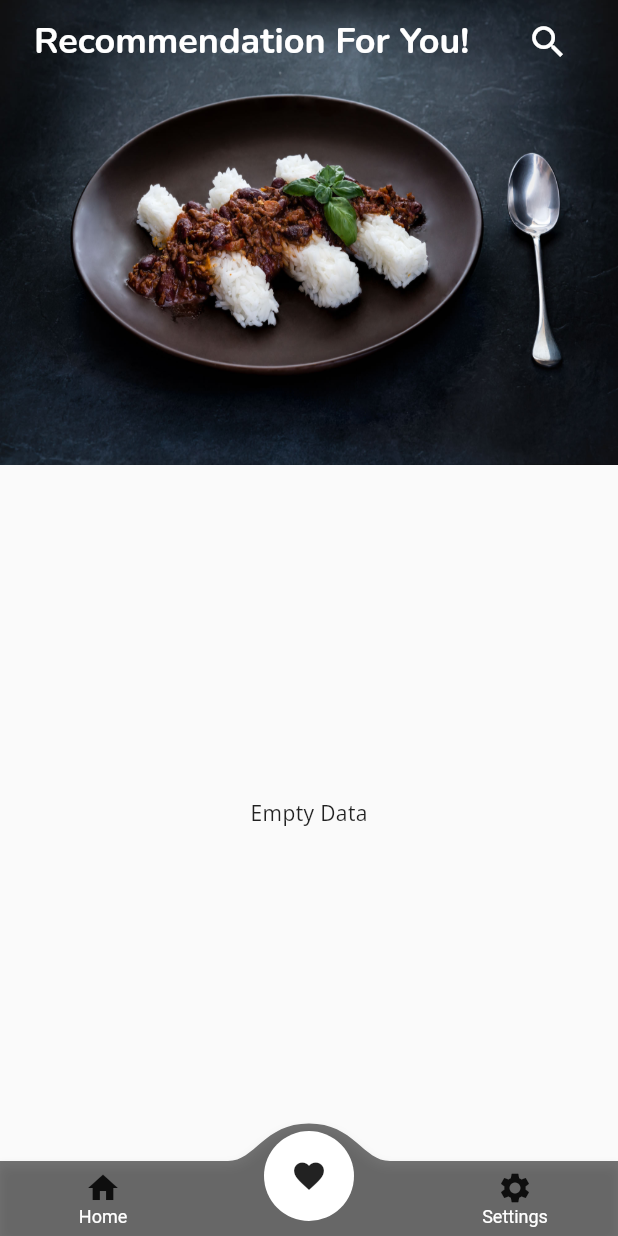
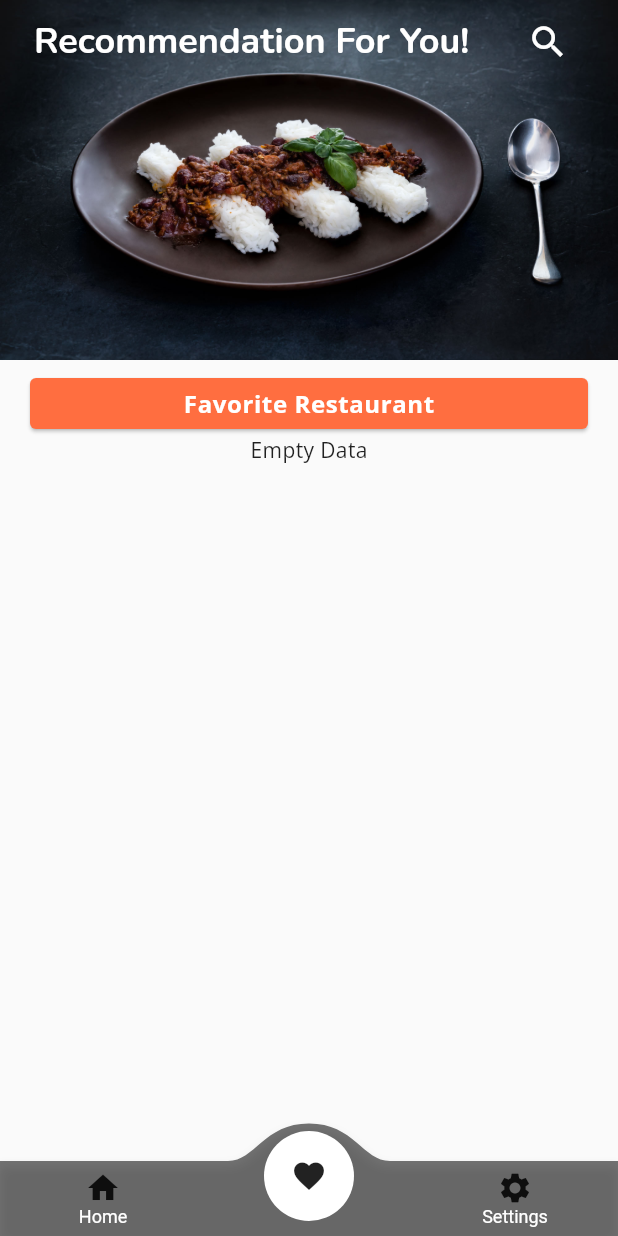
Before and after one commit to Hanan07-sys/restaurant_api_app, a Flutter app: the screen it shows after launch, item 2 of the bottom bar chosen, on a phone screen of 412 x 824 dp. Run offline on Flutter 3.47's test engine with Material 2 defaults, Android fonts, the phone set to English and light mode, and no system bars; drawn by our look-alikes of convex_bottom_bar; our stand-ins replace flutter_local_notifications, google_fonts, rxdart, shared_preferences, sqflite; missing offline and left inert: android_alarm_manager_plus; accounts and stored records are empty; network calls fail.

Commit message:
Fix Submission

```diff
--- a/lib/common/style/style.dart
+++ b/lib/common/style/style.dart
@@ -1,50 +1,52 @@
 import 'package:flutter/material.dart';
 import 'package:google_fonts/google_fonts.dart';
 
-final Color primaryColor = Colors.white;
-final Color secondaryColor = Color(0xFF141B21);
-final Color listColor = Color(0xFFE3CAA5);
-final Color foodColor = Colors.deepOrange;
-final Color drinkColor = Colors.lightBlue;
+const Color primaryColor = Colors.white;
+const Color secondaryColor = Color(0xFF141B21);
+const Color listColor = Color(0xFFE3CAA5);
+const Color foodColor = Colors.deepOrange;
+const Color drinkColor = Colors.lightBlue;
 
 final TextTheme myTextTheme = TextTheme(
   headline1: GoogleFonts.montserrat(
       fontSize: 96, fontWeight: FontWeight.w300, letterSpacing: -1.5),
-
   headline2: GoogleFonts.poppins(
-      fontSize: 20, fontWeight: FontWeight.w300, letterSpacing: -0.5,color: Colors.deepOrange),
-
+      fontSize: 20,
+      fontWeight: FontWeight.w300,
+      letterSpacing: -0.5,
+      color: Colors.deepOrange),
   headline3:
-  GoogleFonts.merriweather(fontSize: 48, fontWeight: FontWeight.w400),
-
+      GoogleFonts.merriweather(fontSize: 48, fontWeight: FontWeight.w400),
   headline4: GoogleFonts.nunito(
-      fontSize: 30, fontWeight: FontWeight.bold, letterSpacing: 0.25, color: Colors.black),
-
-  headline5:
-  GoogleFonts.nunito(fontSize: 24, fontWeight: FontWeight.bold, color: primaryColor),
-
+      fontSize: 30,
+      fontWeight: FontWeight.bold,
+      letterSpacing: 0.25,
+      color: Colors.black),
+  headline5: GoogleFonts.nunito(
+      fontSize: 24, fontWeight: FontWeight.bold, color: primaryColor),
   headline6: GoogleFonts.poppins(
-      fontSize: 20, fontWeight: FontWeight.w500, letterSpacing: 0.15,color: secondaryColor),
-
+      fontSize: 20,
+      fontWeight: FontWeight.w500,
+      letterSpacing: 0.15,
+      color: secondaryColor),
   subtitle1: GoogleFonts.openSans(
-      fontSize: 16, fontWeight: FontWeight.w400, letterSpacing: 0.15,color: Colors.black54),
-
+      fontSize: 16,
+      fontWeight: FontWeight.w400,
+      letterSpacing: 0.15,
+      color: Colors.black54),
   subtitle2: GoogleFonts.openSans(
       fontSize: 13, fontWeight: FontWeight.w500, letterSpacing: 0.1),
-
   bodyText1: GoogleFonts.openSans(
       fontSize: 16, fontWeight: FontWeight.bold, letterSpacing: 0.5),
-
   bodyText2: GoogleFonts.openSans(
       fontSize: 14, fontWeight: FontWeight.w400, letterSpacing: 0.25),
-
   button: GoogleFonts.libreFranklin(
       fontSize: 14, fontWeight: FontWeight.w500, letterSpacing: 1.25),
-
   caption: GoogleFonts.openSans(
-      fontSize: 16, fontWeight: FontWeight.bold, letterSpacing: 0.4, color: primaryColor),
-
+      fontSize: 16,
+      fontWeight: FontWeight.bold,
+      letterSpacing: 0.4,
+      color: primaryColor),
   overline: GoogleFonts.libreFranklin(
       fontSize: 10, fontWeight: FontWeight.w400, letterSpacing: 1.5),
-
 );
--- a/lib/data/api/api_service.dart
+++ b/lib/data/api/api_service.dart
@@ -1,4 +1,5 @@
 import 'dart:convert';
+
 import 'package:http/http.dart' as http;
 import 'package:restaurant_api_app/data/model/restaurant_detail.dart';
 import 'package:restaurant_api_app/data/model/restaurant_list.dart';
--- a/lib/data/database/database_helper.dart
+++ b/lib/data/database/database_helper.dart
@@ -47,6 +47,7 @@ class DatabaseHelper {
 
   Future<Map> getFavoriteById(String id) async {
     final db = await database;
+
     List<Map<String, dynamic>> result =
         await db!.query(_btnFavorite, where: 'id=?', whereArgs: [id]);
 
--- a/lib/data/preferences/preferences_helper.dart
+++ b/lib/data/preferences/preferences_helper.dart
@@ -6,15 +6,15 @@ class PreferencesHelper{
 
   PreferencesHelper({required this.sharedPreferences});
 
-  static const RESTAURANT_DAILY = 'RESTAURANT_DAILY';
+  static const restaurantDaily = 'RESTAURANT_DAILY';
 
   Future<bool> get isDailyNotificationActive async{
     final prefs = await sharedPreferences;
-    return prefs.getBool(RESTAURANT_DAILY) ?? false;
+    return prefs.getBool(restaurantDaily) ?? false;
   }
 
   void setDailyNotification(bool value) async{
     final prefs = await sharedPreferences;
-    prefs.setBool(RESTAURANT_DAILY, value);
+    prefs.setBool(restaurantDaily, value);
   }
 }
--- a/lib/provider/database_provider.dart
+++ b/lib/provider/database_provider.dart
@@ -34,6 +34,7 @@ class DatabaseFavoriteProvider extends ChangeNotifier{
   void addFavorite(Restaurant restaurant) async{
     try{
       await databaseHelper.insertFavorite(restaurant);
+      _getFavorite();
     }catch (e){
       _state = ResultState.error;
       _message = 'Error ->$e';
--- a/lib/provider/detail_provider.dart
+++ b/lib/provider/detail_provider.dart
@@ -2,7 +2,6 @@ import 'package:flutter/material.dart';
 import 'package:restaurant_api_app/data/api/api_service.dart';
 import 'package:restaurant_api_app/data/model/restaurant_detail.dart';
 import 'package:restaurant_api_app/util/result_state.dart';
-
 
 class DetailProvider extends ChangeNotifier {
   late final ApiService apiService;
@@ -25,7 +24,7 @@ class DetailProvider extends ChangeNotifier {
       _state = ResultState.loading;
       notifyListeners();
       final restaurant = await apiService.detailRestaurant(id);
-      if (restaurant.restaurant.id == null) {
+      if (restaurant.restaurant.name == null) {
         _state = ResultState.noData;
         notifyListeners();
         return _message = 'Empty Data';
--- a/lib/ui/favorite_page.dart
+++ b/lib/ui/favorite_page.dart
@@ -21,15 +21,30 @@ class MainFavorite extends StatelessWidget {
   @override
   Widget build(BuildContext context) {
     return Padding(
-      padding: const EdgeInsets.symmetric(vertical: 0, horizontal: 16),
+      padding: const EdgeInsets.symmetric(vertical: 8, horizontal: 16),
       child: Column(
         children: [
-          Expanded(
-            child: Consumer<DatabaseFavoriteProvider>(builder: (context, result, child) {
+          Card(
+            color: Colors.deepOrangeAccent,
+            child: Padding(
+              padding: const EdgeInsets.all(6.0),
+              child: Row(
+                mainAxisAlignment: MainAxisAlignment.center,
+                children: [
+                  Text(
+                    'Favorite Restaurant',
+                    style: Theme.of(context).textTheme.caption,
+                  )
+                ],
+              ),
+            ),
+          ),
+          Consumer<DatabaseFavoriteProvider>(builder: (context, result, child) {
             if (result.state == ResultState.loading) {
               return const Center(child: CircularProgressIndicator());
             } else if (result.state == ResultState.hasData) {
-                return ListView.separated(
+              return Expanded(
+                child: ListView.separated(
                   shrinkWrap: true,
                   itemCount: result.favorite.length,
                   itemBuilder: (context, index) {
@@ -38,6 +53,7 @@ class MainFavorite extends StatelessWidget {
                   },
                   separatorBuilder: (context, index) => const Divider(
                     color: Colors.blue,
+                  ),
                 ),
               );
             } else if (result.state == ResultState.noData) {
@@ -48,7 +64,6 @@ class MainFavorite extends StatelessWidget {
               return const Center(child: Text('NULL'));
             }
           }),
-          ),
         ],
       ),
     );
--- a/lib/ui/list_page.dart
+++ b/lib/ui/list_page.dart
@@ -1,5 +1,4 @@
 import 'package:convex_bottom_bar/convex_bottom_bar.dart';
-import 'package:flutter/cupertino.dart';
 import 'package:flutter/material.dart';
 import 'package:provider/provider.dart';
 import 'package:restaurant_api_app/common/style/style.dart';
@@ -20,7 +19,7 @@ class ListRestaurant extends StatefulWidget {
 }
 
 class _ListRestaurantState extends State<ListRestaurant> {
-  int currentIndex =0;
+  int currentIndex = 0;
   Future<RestaurantList>? _restaurant;
 
   @override
@@ -31,12 +30,10 @@ class _ListRestaurantState extends State<ListRestaurant> {
 
   @override
   Widget build(BuildContext context) {
-    List<Widget> widgets=[
+    List<Widget> widgets = [
       _buildList(context),
       FavoritePage(),
       SettingPage(),
-
-
     ];
     return ChangeNotifierProvider(
       create: (context) => ListProvider(apiService: ApiService()),
@@ -45,7 +42,7 @@ class _ListRestaurantState extends State<ListRestaurant> {
           headerSliverBuilder: (context, isScrolled) {
             return [
               SliverAppBar(
-                expandedHeight: 310,
+                expandedHeight: 240,
                 pinned: true,
                 backgroundColor: secondaryColor,
                 title: Row(
@@ -68,7 +65,6 @@ class _ListRestaurantState extends State<ListRestaurant> {
                         size: 28,
                       ),
                     ),
-
                   ],
                 ),
                 flexibleSpace: FlexibleSpaceBar(
@@ -86,17 +82,16 @@ class _ListRestaurantState extends State<ListRestaurant> {
             backgroundColor: Colors.black54,
             color: primaryColor,
             items: [
-            TabItem(icon:Icon(Icons.home), title: 'Home'),
-            TabItem(icon:Icon(Icons.favorite_outlined), title: 'Favorite'),
-            TabItem(icon:Icon(Icons.settings), title: 'Settings'),
+              TabItem(icon: Icon(Icons.home), title: 'Home'),
+              TabItem(icon: Icon(Icons.favorite_outlined), title: 'Favorite'),
+              TabItem(icon: Icon(Icons.settings), title: 'Settings'),
             ],
             initialActiveIndex: 0,
-          onTap: (int i ){
+            onTap: (int i) {
               setState(() {
-              currentIndex=i;
+                currentIndex = i;
               });
-          }
-        ),
+            }),
       ),
     );
   }
--- a/lib/ui/setting_page.dart
+++ b/lib/ui/setting_page.dart
@@ -24,8 +24,8 @@ class MainSetting extends StatelessWidget {
     return SafeArea(
       child: Consumer<PreferencesProvider>(builder: (context, provider, child) {
         return ListTile(
-            title: Text('Daily Restaurant',style: Theme.of(context).textTheme.headline6),
-            subtitle: Text('Notification',style: Theme.of(context).textTheme.subtitle1),
+            title: Text('Notification',style: Theme.of(context).textTheme.headline6),
+            subtitle: Text('Daily Restaurant',style: Theme.of(context).textTheme.subtitle1),
             trailing: Consumer<SchedulingProvider>(
                 builder: (context, scheduled, _) {
               return Switch.adaptive(
--- a/lib/util/background_service.dart
+++ b/lib/util/background_service.dart
@@ -2,6 +2,7 @@
 import 'dart:isolate';
 import 'dart:math';
 import 'dart:ui';
+
 import 'package:restaurant_api_app/data/api/api_service.dart';
 import 'package:restaurant_api_app/main.dart';
 import 'package:restaurant_api_app/util/notification_helper.dart';
```
Lines whose indentation alone changed are shown as unchanged.
